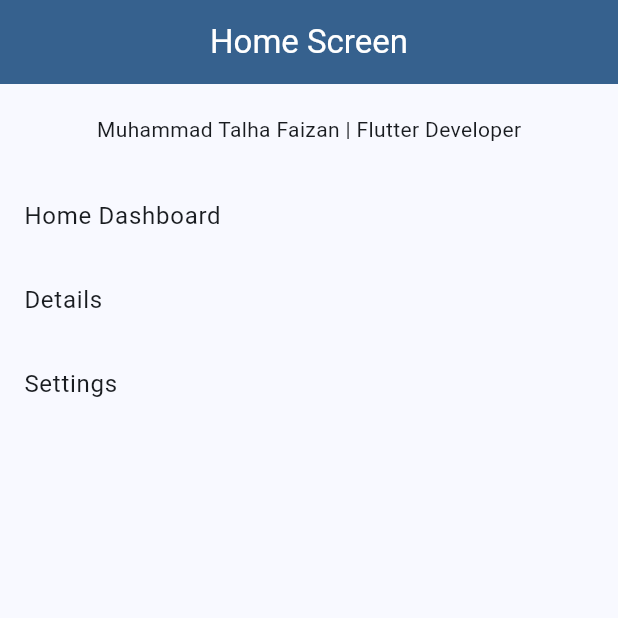
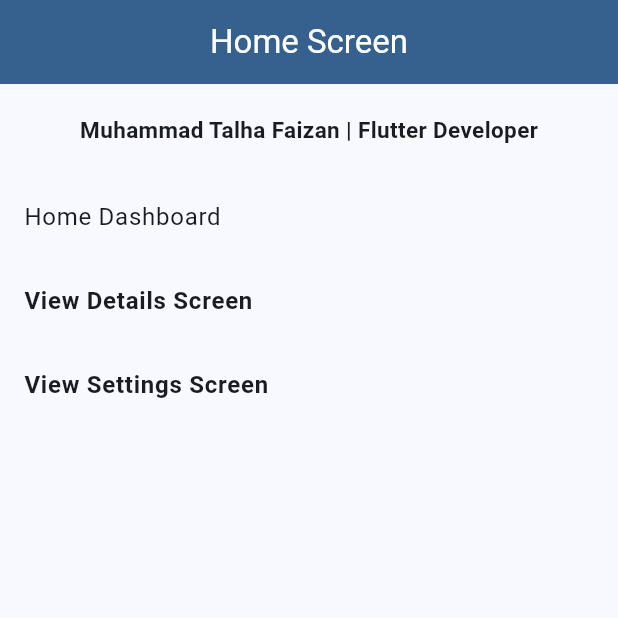
Before and after one commit to talha-xml/flutter-practices, a Flutter app: the screen it shows after launch, on a phone screen of 412 x 824 dp, the top half of it. Run offline on Flutter 3.47's test engine with Material 3 defaults, Android fonts, the phone set to English and light mode, and no system bars.

Commit message:
Week 2 - Navigation Implementation on Week 1 work

```diff
--- a/1. Projects/week_1_static_app/lib/home.dart
+++ b/1. Projects/week_1_static_app/lib/home.dart
@@ -1,4 +1,7 @@
 import 'package:flutter/material.dart';
+
+import 'details.dart';
+import 'settings.dart';
 
 class HomeScreen extends StatelessWidget {
   const HomeScreen({super.key});
@@ -14,14 +17,43 @@ class HomeScreen extends StatelessWidget {
       body: Column(
         children: [
           const SizedBox(height: 20),
-          Text("Muhammad Talha Faizan | Flutter Developer"),
+          Text(
+            "Muhammad Talha Faizan | Flutter Developer",
+            style: TextStyle(fontSize: 15, fontWeight: FontWeight.bold),
+          ),
           const SizedBox(height: 20),
           Expanded(
             child: ListView(
               children: [
                 ListTile(title: Text("Home Dashboard")),
-                ListTile(title: Text("Details")),
-                ListTile(title: Text("Settings")),
+                ListTile(
+                  title: Text(
+                    "View Details Screen",
+                    style: TextStyle(fontWeight: FontWeight.bold),
+                  ),
+                  onTap: () {
+                    Navigator.push(
+                      context,
+                      MaterialPageRoute(
+                        builder: (context) => const DetailsScreen(),
+                      ),
+                    );
+                  },
+                ),
+                ListTile(
+                  title: Text(
+                    "View Settings Screen",
+                    style: TextStyle(fontWeight: FontWeight.bold),
+                  ),
+                  onTap: () {
+                    Navigator.push(
+                      context,
+                      MaterialPageRoute(
+                        builder: (context) => const SettingScreen(),
+                      ),
+                    );
+                  },
+                ),
               ],
             ),
           ),
```
Also changed, not shown: 1. Projects/week_1_static_app/lib/details.dart (+8 -2 lines), 1. Projects/week_1_static_app/lib/settings.dart (+10 -2 lines), Small Programs/27. gridView.dart (added, +49 -0 lines), 1 other file.
